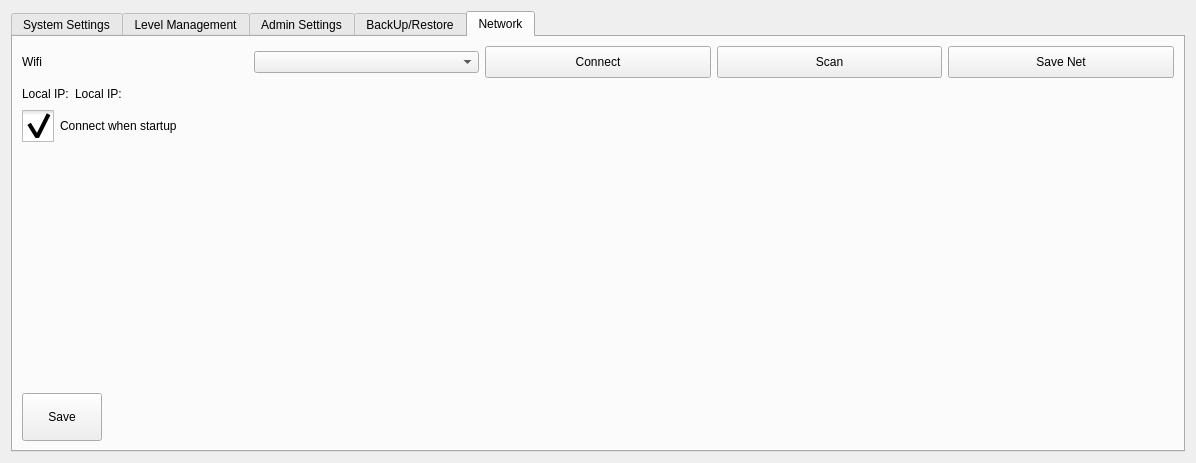
This is hcsettings/ichcsystemsettingsframe.ui in GaussCheng/2-5AxisPunch as Qt 5 draws it before an edit. The edited form follows.
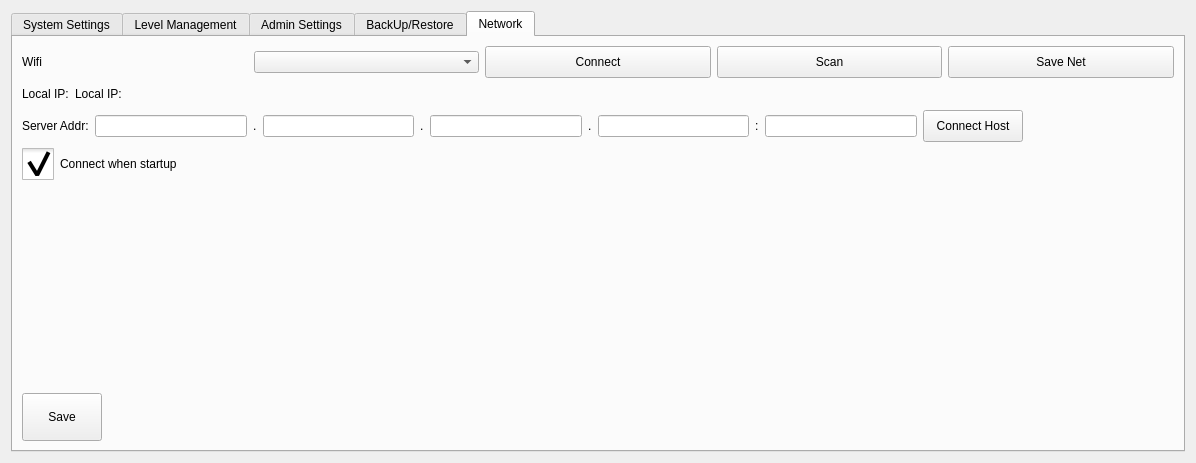
This is the edited form. The open tabs and pages were chosen to show the change. Icons and pictures are not drawn. Custom widgets are drawn as their Qt base class.

What changed in the file:
```diff
--- a/hcsettings/ichcsystemsettingsframe.ui
+++ b/hcsettings/ichcsystemsettingsframe.ui
@@ -1285,6 +1285,92 @@
          </item>
         </layout>
        </item>
+       <item>
+        <layout class="QHBoxLayout" name="horizontalLayout_5">
+         <item>
+          <widget class="QLabel" name="label_3">
+           <property name="text">
+            <string>Server Addr:</string>
+           </property>
+          </widget>
+         </item>
+         <item>
+          <widget class="ICLineEditWithVirtualNumericKeypad" name="ip1"/>
+         </item>
+         <item>
+          <widget class="QLabel" name="label_7">
+           <property name="text">
+            <string>.</string>
+           </property>
+          </widget>
+         </item>
+         <item>
+          <widget class="ICLineEditWithVirtualNumericKeypad" name="ip2"/>
+         </item>
+         <item>
+          <widget class="QLabel" name="label_8">
+           <property name="text">
+            <string>.</string>
+           </property>
+          </widget>
+         </item>
+         <item>
+          <widget class="ICLineEditWithVirtualNumericKeypad" name="ip3"/>
+         </item>
+         <item>
+          <widget class="QLabel" name="label_9">
+           <property name="text">
+            <string>.</string>
+           </property>
+          </widget>
+         </item>
+         <item>
+          <widget class="ICLineEditWithVirtualNumericKeypad" name="ip4"/>
+         </item>
+         <item>
+          <widget class="QLabel" name="label_10">
+           <property name="text">
+            <string>:</string>
+           </property>
+          </widget>
+         </item>
+         <item>
+          <widget class="ICLineEditWithVirtualNumericKeypad" name="port"/>
+         </item>
+         <item>
+          <widget class="QPushButton" name="connectHost">
+           <property name="sizePolicy">
+            <sizepolicy hsizetype="Minimum" vsizetype="Preferred">
+             <horstretch>0</horstretch>
+             <verstretch>0</verstretch>
+            </sizepolicy>
+           </property>
+           <property name="minimumSize">
+            <size>
+             <width>100</width>
+             <height>32</height>
+            </size>
+           </property>
+           <property name="text">
+            <string>Connect Host</string>
+           </property>
+          </widget>
+         </item>
+         <item>
+          <spacer name="horizontalSpacer_3">
+           <property name="orientation">
+            <enum>Qt::Horizontal</enum>
+           </property>
+           <property name="sizeHint" stdset="0">
+            <size>
+             <width>40</width>
+             <height>20</height>
+            </size>
+           </property>
+          </spacer>
+         </item>
+        </layout>
+       </item>
        <item>
         <widget class="QCheckBox" name="autoConnect">
          <property name="styleSheet">
```
Left out of the diff: 2 changed lines with no effect on the pictures.
